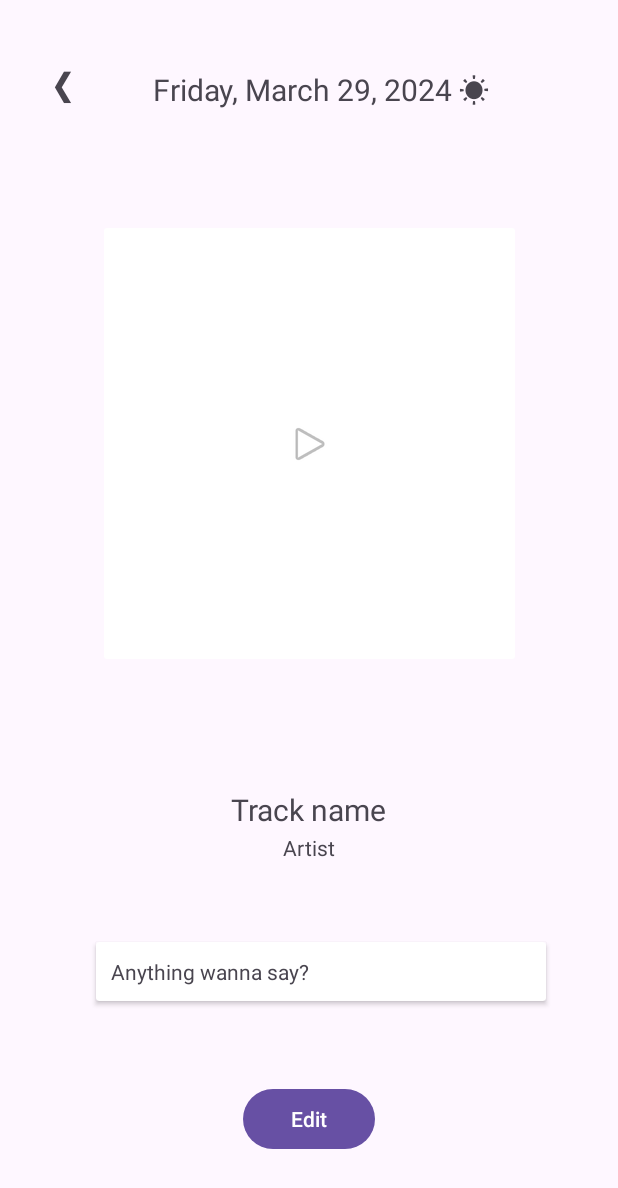
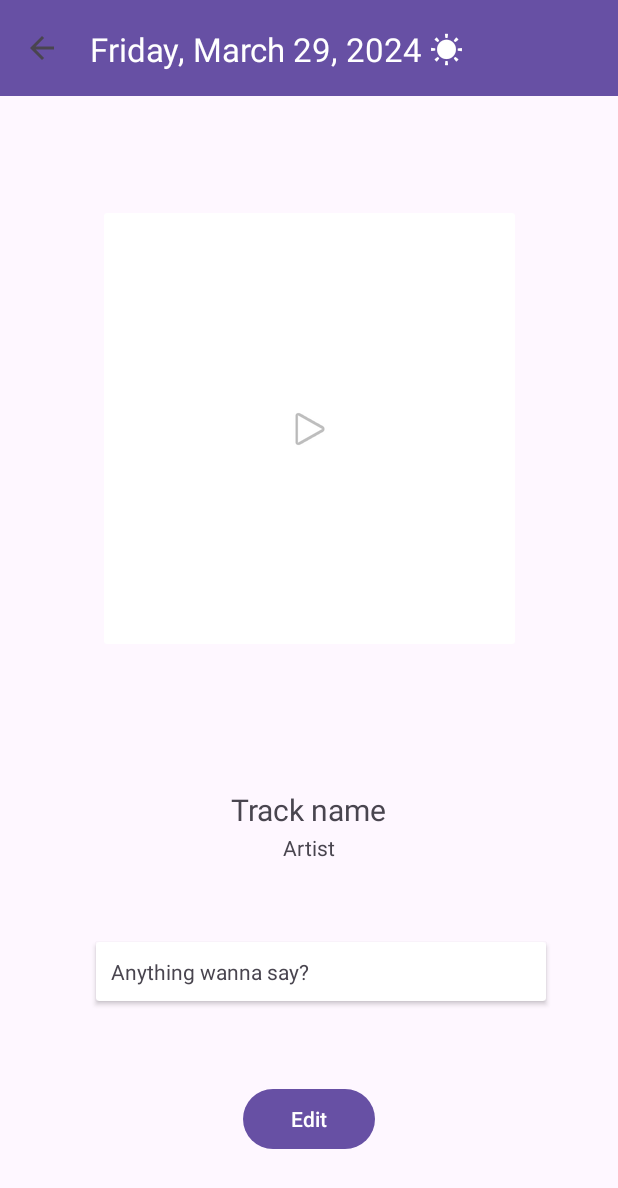
Before and after one commit to CS5520FeinbergSpring2024/team-project-a6-group11, an Android app: the DiaryBookActivity screen opened directly, with no data from a screen before it, after a tap on an icon or button, on a phone screen of 412 x 824 dp. Shown: the top 1188 px of the screen. Run offline under Robolectric (Android 15) with nearby library versions, the phone set to English and light mode, and no system bars; our stand-ins replace Picasso; pictures from the network do not load.

Commit message:
create toolbar and up button for single entry page

```diff
--- a/app/src/main/AndroidManifest.xml
+++ b/app/src/main/AndroidManifest.xml
@@ -45,7 +45,9 @@
         </activity>
         <activity
             android:name=".SingleEntryActivity"
-            android:exported="true"></activity>
+            android:exported="true"
+            android:parentActivityName=".DiaryBookActivity"
+            ></activity>
 
         <activity
             android:name=".DiaryBookActivity"
--- a/app/src/main/java/com/example/musicdiary/DiaryBookActivity.java
+++ b/app/src/main/java/com/example/musicdiary/DiaryBookActivity.java
@@ -9,7 +9,7 @@ import androidx.appcompat.app.AppCompatActivity;
 public class DiaryBookActivity extends AppCompatActivity {
     protected void onCreate(Bundle savedInstanceState) {
         super.onCreate(savedInstanceState);
-        setContentView(R.layout.diary_book);
+        setContentView(R.layout.activity_diary_book);
     }
 
     public void onClickToEntry(View view) {
--- /dev/null
+++ b/app/src/main/java/com/example/musicdiary/DiaryTitleItem.java
@@ -0,0 +1,8 @@
+package com.example.musicdiary;
+
+public class DiaryTitleItem {
+    private String date;
+    private String music;
+
+
+}
--- a/app/src/main/java/com/example/musicdiary/SingleEntryActivity.java
+++ b/app/src/main/java/com/example/musicdiary/SingleEntryActivity.java
@@ -9,6 +9,7 @@ import android.widget.EditText;
 import android.widget.ImageButton;
 import android.widget.TextView;
 import android.widget.Toast;
+import androidx.appcompat.widget.Toolbar;
 
 import androidx.annotation.NonNull;
 import androidx.annotation.Nullable;
@@ -48,15 +49,17 @@ public class SingleEntryActivity extends AppCompatActivity {
         super.onCreate(savedInstanceState);
         setContentView(R.layout.activity_single_entry);
 
-        dateTextView = findViewById(R.id.dateTextView);
         albumImageView = findViewById(R.id.albumCoverButton);
         trackNameTextView = findViewById(R.id.trackTitleTextView);
         artistTextView = findViewById(R.id.artistTextView);
         extraTextView = findViewById(R.id.postText);
+        Toolbar toolbar = findViewById(R.id.diaryToolbar);
+        setSupportActionBar(toolbar);
 
         LocalDate localDate = LocalDate.now();
         DateTimeFormatter dateTimeFormatter = DateTimeFormatter.ofPattern("EEEE, MMMM d, yyyy ☀");
-        dateTextView.setText(dateTimeFormatter.format(localDate));
+        getSupportActionBar().setTitle(dateTimeFormatter.format(localDate));
+        getSupportActionBar().setDisplayHomeAsUpEnabled(true);
 
         client = new OkHttpClient();
     }
--- a/app/src/main/res/layout/activity_single_entry.xml
+++ b/app/src/main/res/layout/activity_single_entry.xml
@@ -5,32 +5,16 @@
     android:layout_width="match_parent"
     android:layout_height="match_parent">
 
-    <TextView
-        android:id="@+id/backButton"
-        android:layout_width="wrap_content"
-        android:layout_height="wrap_content"
-        android:text="❮"
-        android:textSize="24sp"
-        app:layout_constraintBottom_toBottomOf="parent"
-        app:layout_constraintEnd_toEndOf="parent"
-        app:layout_constraintHorizontal_bias="0.09"
-        app:layout_constraintStart_toStartOf="parent"
-        app:layout_constraintTop_toTopOf="parent"
-        app:layout_constraintVertical_bias="0.050000012" />
 
-    <TextView
-        android:id="@+id/dateTextView"
-        android:layout_width="wrap_content"
-        android:layout_height="wrap_content"
-        android:layout_marginStart="16dp"
-        android:layout_marginTop="44dp"
-        android:text="@string/diary_entry_date"
-        android:textSize="20sp"
-        app:layout_constraintBottom_toTopOf="@id/albumCoverButton"
-        app:layout_constraintEnd_toEndOf="parent"
-        app:layout_constraintHorizontal_bias="0.5"
-        app:layout_constraintStart_toStartOf="parent"
+    <androidx.appcompat.widget.Toolbar
+        android:id="@+id/diaryToolbar"
+        android:layout_width="match_parent"
+        android:layout_height="?attr/actionBarSize"
+        android:background="?attr/colorPrimary"
+        app:title=""
+        app:titleTextColor="@android:color/white"
         app:layout_constraintTop_toTopOf="parent" />
+
 
     <ImageButton
         android:id="@+id/albumCoverButton"
@@ -41,7 +25,7 @@
         app:layout_constraintEnd_toEndOf="parent"
         app:layout_constraintHorizontal_bias="0.5"
         app:layout_constraintStart_toStartOf="parent"
-        app:layout_constraintTop_toBottomOf="@id/dateTextView"
+        app:layout_constraintTop_toBottomOf="@id/diaryToolbar"
         app:srcCompat="@android:drawable/ic_media_play" />
 
     <TextView
@@ -107,17 +91,6 @@
         app:layout_constraintVertical_bias="0.5" />
 
 
-    <!--    <TextView-->
-    <!--        android:id="@+id/weatherTextView"-->
-    <!--        android:layout_width="wrap_content"-->
-    <!--        android:layout_height="wrap_content"-->
-    <!--        android:layout_marginStart="16dp"-->
-    <!--        android:layout_marginTop="16dp"-->
-    <!--        android:text="☀️"-->
-    <!--        android:textSize="20sp"-->
-    <!--        app:layout_constraintBottom_toTopOf="@id/albumCoverButton"-->
-    <!--        app:layout_constraintStart_toEndOf="@id/dateTextView"-->
-    <!--        app:layout_constraintTop_toTopOf="parent" />-->
     <!--    <ImageButton-->
     <!--        android:id="@+id/privacySettingsButton"-->
     <!--        android:layout_width="wrap_content"-->
```
Also changed, not shown: app/src/main/res/layout/activity_diary_book.xml (renamed from app/src/main/res/layout/diary_book.xml).
